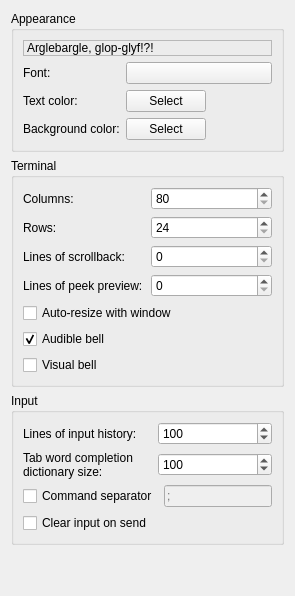
Qt form src/preferences/clientpage.ui (MUME/MMapper) before a commit.
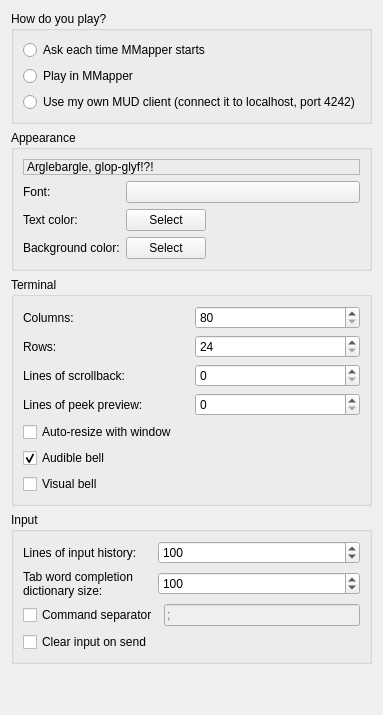
The same form after that commit.

The edit to the form file:
```diff
--- a/src/preferences/clientpage.ui
+++ b/src/preferences/clientpage.ui
@@ -6,6 +6,36 @@
    <string>Form</string>
   </property>
   <layout class="QVBoxLayout" name="verticalLayout">
+   <item>
+    <widget class="QGroupBox" name="howToPlayGroupBox">
+     <property name="title">
+      <string>How do you play?</string>
+     </property>
+     <layout class="QVBoxLayout" name="howToPlayLayout">
+      <item>
+       <widget class="QRadioButton" name="askRadioButton">
+        <property name="text">
+         <string>Ask each time MMapper starts</string>
+        </property>
+       </widget>
+      </item>
+      <item>
+       <widget class="QRadioButton" name="builtInRadioButton">
+        <property name="text">
+         <string>Play in MMapper</string>
+        </property>
+       </widget>
+      </item>
+      <item>
+       <widget class="QRadioButton" name="externalRadioButton">
+        <property name="text">
+         <string>Use my own MUD client (connect it to localhost, port 4242)</string>
+        </property>
+       </widget>
+      </item>
+     </layout>
+    </widget>
+   </item>
    <item>
     <widget class="QGroupBox" name="groupBox">
      <property name="title">
```
